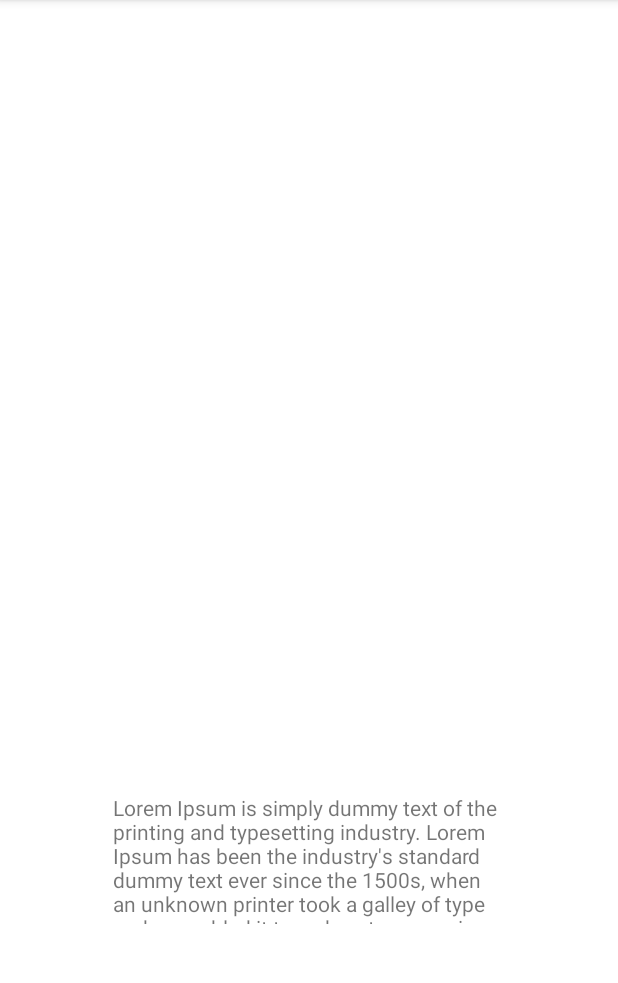
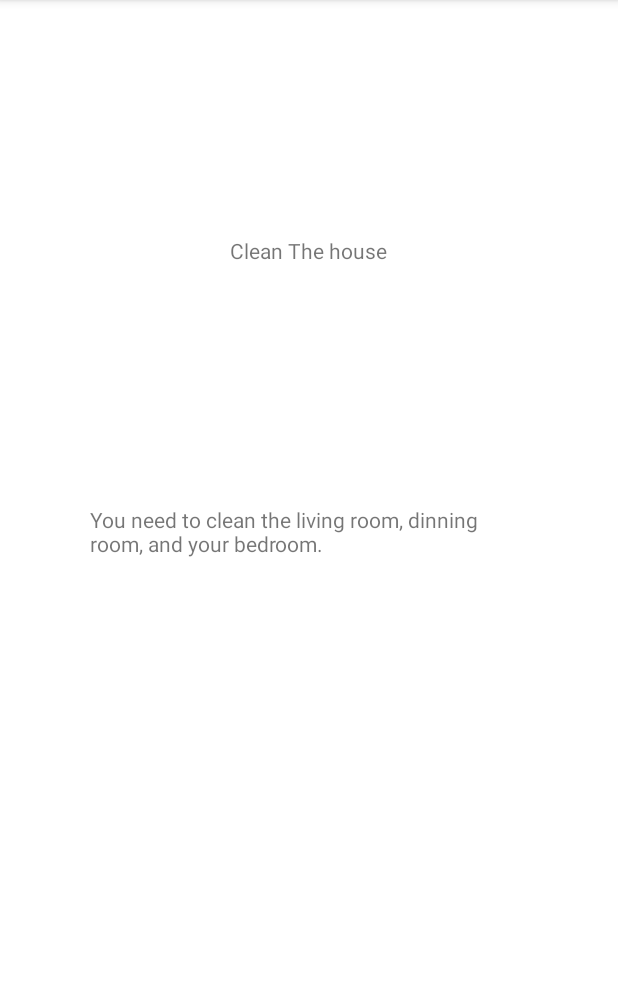
Before and after one commit to bayan-hmaidy98/taskmanager, an Android app: the screen it shows after launch (TaskDetails), after a tap on "Clean The house", on a phone screen of 412 x 824 dp, the part 84-1067 px from its top. Run offline under Robolectric (Android 15) with nearby library versions, the phone set to English and light mode, and no system bars.

Commit message:
finish the lab requirments

```diff
--- a/app/build.gradle
+++ b/app/build.gradle
@@ -34,6 +34,11 @@ dependencies {
     implementation 'androidx.constraintlayout:constraintlayout:2.1.1'
     implementation 'androidx.legacy:legacy-support-v4:1.0.0'
     testImplementation 'junit:junit:4.+'
+    def room_version = "2.3.0"
+
+    implementation "androidx.room:room-runtime:$room_version"
+    annotationProcessor "androidx.room:room-compiler:$room_version"
+
     androidTestImplementation 'androidx.test.ext:junit:1.1.3'
     androidTestImplementation 'androidx.test.espresso:espresso-core:3.4.0'
 }
--- a/app/src/main/java/com/example/taskmanager/MainActivity.java
+++ b/app/src/main/java/com/example/taskmanager/MainActivity.java
@@ -14,7 +14,7 @@ import androidx.recyclerview.widget.RecyclerView;
 import java.util.ArrayList;
 import java.util.List;
 
-public class MainActivity extends AppCompatActivity implements TaskAdapter.OnTaskListener {
+public class MainActivity extends AppCompatActivity {
 
     @Override
     protected void onCreate(Bundle savedInstanceState) {
@@ -41,7 +41,7 @@ public class MainActivity extends AppCompatActivity implements TaskAdapter.OnTas
         tasksList.add(new Task("No tasks", "Since it's the weekend, no tasks for the today, go and enjoy your time and do whatever you want.", State.NEW));
         RecyclerView recyclerView =findViewById(R.id.recyclerView);
         recyclerView.setLayoutManager(new LinearLayoutManager(this));
-        recyclerView.setAdapter(new TaskAdapter(tasksList, this));
+        recyclerView.setAdapter(new TaskAdapter(tasksList));
 
 
         settings.setOnClickListener(v -> {
@@ -60,10 +60,5 @@ public class MainActivity extends AppCompatActivity implements TaskAdapter.OnTas
         welcome.setText(instName);
     }
 
-    @Override
-    public void onTaskClick(int position) {
-        Intent intent = new Intent(this, TaskDetails.class);
-        startActivity(intent);
 
-    }
 }
--- a/app/src/main/java/com/example/taskmanager/TaskAdapter.java
+++ b/app/src/main/java/com/example/taskmanager/TaskAdapter.java
@@ -14,20 +14,20 @@ import java.util.List;
 
 public class TaskAdapter extends RecyclerView.Adapter<TaskAdapter.TaskViewHolder>{
 
-    public TaskAdapter(List<Task> allTasks, OnTaskListener onTaskListener) {
+    public TaskAdapter(List<Task> allTasks) {
         this.allTasks = allTasks;
-        this.monTaskListener = onTaskListener;
+
     }
 
     List <Task> allTasks = new ArrayList<>();
     // instantiate the onTaskListener in order to be known by the view holder
-    private OnTaskListener monTaskListener;
+
 
     @NonNull
     @Override
     public TaskViewHolder onCreateViewHolder(@NonNull ViewGroup parent, int viewType) {
         View view = LayoutInflater.from(parent.getContext()).inflate(R.layout.fragment_task,parent,false);
-        TaskViewHolder taskViewHolder = new TaskViewHolder(view, monTaskListener);
+        TaskViewHolder taskViewHolder = new TaskViewHolder(view);
         return taskViewHolder;
     }
 
@@ -43,6 +43,17 @@ public class TaskAdapter extends RecyclerView.Adapter<TaskAdapter.TaskViewHolder
         taskBody.setText(holder.task.body);
         taskState.setText(holder.task.state.toString());
 
+        holder.itemView.setOnClickListener(new View.OnClickListener() {
+            @Override
+            public void onClick(View v) {
+                Intent taskDetailsIntent = new Intent(v.getContext(), TaskDetails.class); //v.getContext, TaskDetailActivity.class
+                taskDetailsIntent.putExtra("taskName",holder.task.title);
+                taskDetailsIntent.putExtra("taskBody", holder.task.body);
+                taskDetailsIntent.putExtra("taskState", holder.task.state);
+                v.getContext().startActivity(taskDetailsIntent);// v.getContext.startActivity(taskDetailsIntent)
+            }
+        });
+
     }
 
     @Override
@@ -50,32 +61,21 @@ public class TaskAdapter extends RecyclerView.Adapter<TaskAdapter.TaskViewHolder
         return allTasks.size();
     }
 // to detect the click (position), use OnClickListener interface and implement the method inside it
-    public static class TaskViewHolder extends RecyclerView.ViewHolder implements View.OnClickListener{
+    public static class TaskViewHolder extends RecyclerView.ViewHolder {
 
         public Task task;
         public View itemView;
-        OnTaskListener onTaskListener;
 
-        public TaskViewHolder(@NonNull View itemView, OnTaskListener onTaskListener) {
+
+        public TaskViewHolder(@NonNull View itemView) {
             super(itemView);
             this.itemView = itemView;
-            this.onTaskListener = onTaskListener;
 
-            // attach OnClickListener to the entire view holder
-            itemView.setOnClickListener(this);
+
         }
 
 
-        @Override
-        public void onClick(View v) {
-            TaskViewHolder holder = null;
-            onTaskListener.onTaskClick(getAdapterPosition());
-            Intent intent = new Intent();
-            intent.putExtra("task", holder.task.title);
-        }
+
     }
-// Send click info to the activity
-    public interface OnTaskListener{
-        void onTaskClick (int position);
-    }
+
 }
--- a/app/src/main/java/com/example/taskmanager/TaskDetails.java
+++ b/app/src/main/java/com/example/taskmanager/TaskDetails.java
@@ -14,7 +14,14 @@ public class TaskDetails extends AppCompatActivity {
         setContentView(R.layout.activity_task_details);
         Intent intent = getIntent();
         TextView text = findViewById(R.id.taskTitle);
-        String taskName = intent.getExtras().getString("task");
+        TextView bodyText = findViewById(R.id.taskBody);
+        TextView stateTxt = findViewById(R.id.taskState);
+        String taskName = intent.getExtras().getString("taskName");
+        String taskBody = intent.getExtras().getString("taskBody");
+        String taskState = intent.getExtras().getString("taskState");
         text.setText(taskName);
+        bodyText.setText(taskBody);
+        stateTxt.setText(taskState);
+
     }
 }
--- a/app/src/main/res/layout/activity_task_details.xml
+++ b/app/src/main/res/layout/activity_task_details.xml
@@ -11,20 +11,33 @@
         android:layout_width="wrap_content"
         android:layout_height="wrap_content"
         android:text="TextView"
-        app:layout_constraintBottom_toTopOf="@+id/lorem"
+        app:layout_constraintBottom_toTopOf="@+id/taskBody"
         app:layout_constraintEnd_toEndOf="parent"
         app:layout_constraintHorizontal_bias="0.498"
         app:layout_constraintStart_toStartOf="parent"
         app:layout_constraintTop_toTopOf="parent"
-        app:layout_constraintVertical_bias="0.619" />
+        app:layout_constraintVertical_bias="0.495" />
 
     <TextView
-        android:id="@+id/lorem"
+        android:id="@+id/taskBody"
         android:layout_width="261dp"
         android:layout_height="87dp"
-        android:layout_marginBottom="152dp"
+        android:layout_marginBottom="344dp"
         android:text="Lorem Ipsum is simply dummy text of the printing and typesetting industry. Lorem Ipsum has been the industry's standard dummy text ever since the 1500s, when an unknown printer took a galley of type and scrambled it to make a type specimen book. It has survived not only five centuries, but also the leap into electronic typesetting, remaining essentially unchanged. It was popularised in the 1960s with the release of Letraset sheets containing Lorem Ipsum passages, and more recently with desktop publishing software like Aldus PageMaker including versions of Lorem Ipsum."
         app:layout_constraintBottom_toBottomOf="parent"
         app:layout_constraintEnd_toEndOf="parent"
+        app:layout_constraintHorizontal_bias="0.4"
         app:layout_constraintStart_toStartOf="parent" />
+
+    <TextView
+        android:id="@+id/taskState"
+        android:layout_width="wrap_content"
+        android:layout_height="wrap_content"
+        android:text="TextView"
+        app:layout_constraintBottom_toBottomOf="parent"
+        app:layout_constraintEnd_toEndOf="parent"
+        app:layout_constraintHorizontal_bias="0.498"
+        app:layout_constraintStart_toStartOf="parent"
+        app:layout_constraintTop_toTopOf="parent"
+        app:layout_constraintVertical_bias="0.754" />
 </androidx.constraintlayout.widget.ConstraintLayout>
```
